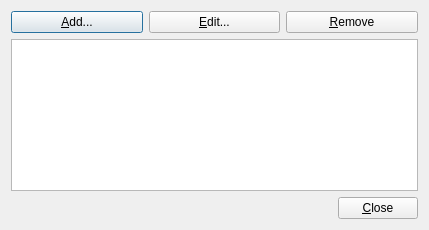
Old version of the form nxselector/ui/edlistdlg.ui in the repository nexdatas/nxselector.
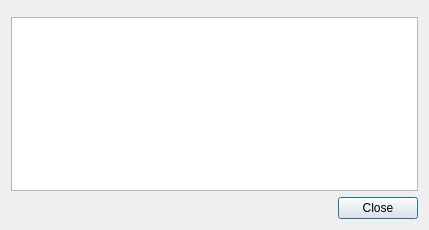
New version of the form.

The edit to the form file:
```diff
--- a/nxselector/ui/edlistdlg.ui
+++ b/nxselector/ui/edlistdlg.ui
@@ -17,56 +17,24 @@
    <item row="0" column="0">
     <layout class="QVBoxLayout" name="verticalLayout">
      <item>
-      <layout class="QHBoxLayout" name="horizontalLayout">
-       <item>
-        <widget class="QPushButton" name="addPushButton">
-         <property name="text">
-          <string>&amp;Add...</string>
-         </property>
-        </widget>
-       </item>
-       <item>
-        <widget class="QPushButton" name="editPushButton">
-         <property name="text">
-          <string>&amp;Edit...</string>
-         </property>
-        </widget>
-       </item>
-       <item>
-        <widget class="QPushButton" name="removePushButton">
-         <property name="text">
-          <string>&amp;Remove</string>
-         </property>
-        </widget>
-       </item>
-      </layout>
+      <widget class="QDialogButtonBox" name="addEditRemoveButtonBox">
+       <property name="standardButtons">
+        <set>QDialogButtonBox::NoButton</set>
+       </property>
+       <property name="centerButtons">
+        <bool>false</bool>
+       </property>
+      </widget>
      </item>
      <item>
       <widget class="QTableWidget" name="tableWidget"/>
      </item>
      <item>
-      <layout class="QHBoxLayout" name="horizontalLayout_2">
-       <item>
-        <spacer name="horizontalSpacer">
-         <property name="orientation">
-          <enum>Qt::Horizontal</enum>
-         </property>
-         <property name="sizeHint" stdset="0">
-          <size>
-           <width>40</width>
-           <height>20</height>
-          </size>
-         </property>
-        </spacer>
-       </item>
-       <item>
-        <widget class="QPushButton" name="closePushButton">
-         <property name="text">
-          <string>&amp;Close</string>
-         </property>
-        </widget>
-       </item>
-      </layout>
+      <widget class="QDialogButtonBox" name="closeButtonBox">
+       <property name="standardButtons">
+        <set>QDialogButtonBox::Close</set>
+       </property>
+      </widget>
      </item>
     </layout>
    </item>
```
